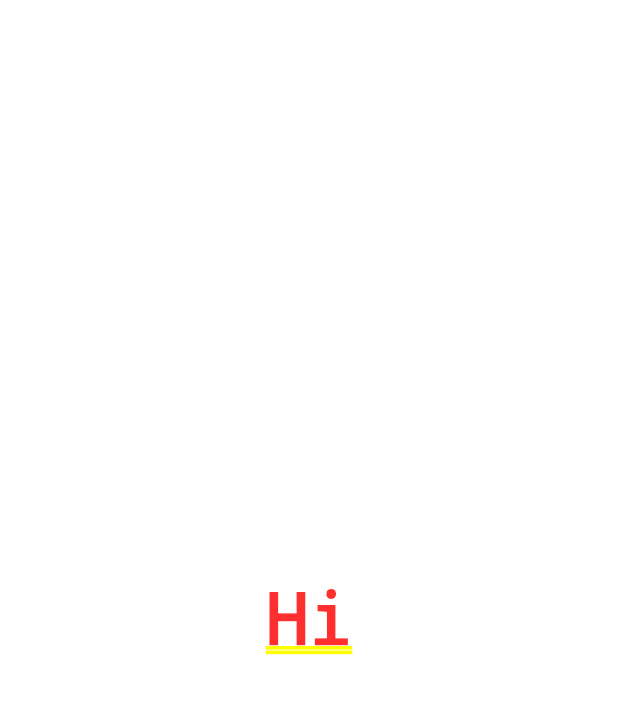
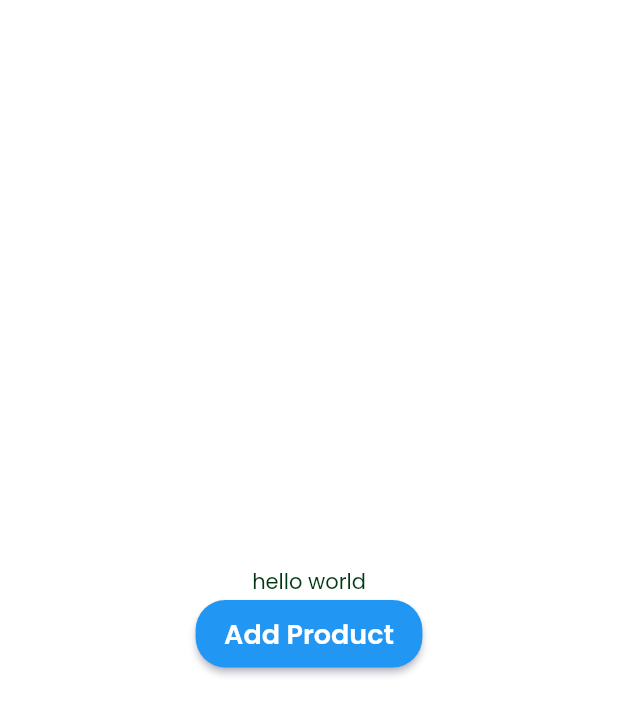
Before and after one commit to PranoySKumar/subscription-management-app, a Flutter app: the screen it shows after launch, on a phone screen of 412 x 824 dp. Shown: the top 715 px of the screen. Run offline on Flutter 3.47's test engine with Material 2 defaults, Android fonts, the phone set to English and light mode, and no system bars.

Commit message:
added add product button

```diff
--- a/lib/main.dart
+++ b/lib/main.dart
@@ -1,4 +1,5 @@
 import 'package:flutter/material.dart';
+import 'package:product_app/theme/light_theme.dart';
 
 import 'screens/home_screen.dart';
 
@@ -11,9 +12,9 @@ class MyApp extends StatelessWidget {
 
   @override
   Widget build(BuildContext context) {
-    return const MaterialApp(
-      title: 'Flutter Demo',
-      home: HomeScreen(),
+    return MaterialApp(
+      theme: lightThemeData,
+      home: const HomeScreen(),
     );
   }
 }
--- a/lib/screens/home_screen.dart
+++ b/lib/screens/home_screen.dart
@@ -1,12 +1,17 @@
 import 'package:flutter/material.dart';
+import 'package:product_app/widgets/product_list_screen/add_product_button.dart';
 
 class HomeScreen extends StatelessWidget {
   const HomeScreen({super.key});
 
   @override
   Widget build(BuildContext context) {
-    return const Center(
-      child: Text("Hi"),
+    return Scaffold(
+      body: Center(
+        child: Column(
+            mainAxisAlignment: MainAxisAlignment.center,
+            children: const [Text('hello world'), AddProductButton()]),
+      ),
     );
   }
 }
--- a/lib/theme/light_theme.dart
+++ b/lib/theme/light_theme.dart
@@ -5,10 +5,9 @@ final lightThemeData = ThemeData(
   scaffoldBackgroundColor: Colors.white,
   primaryColor: const Color(0xff003813),
   primaryColorLight: const Color(0xff3BB850),
-  textTheme: TextTheme(
-      bodyLarge: const TextStyle(fontSize: 16, color: Color(0xff003813)),
-      bodyMedium: const TextStyle(fontSize: 14, color: Color(0xff003813)),
-      bodySmall: const TextStyle(fontSize: 12, color: Color(0xff003813)),
-      headline5:
-          const TextStyle(fontSize: 16, color: Color(0xff003813), fontWeight: FontWeight.w600)),
+  textTheme: const TextTheme(
+      bodyLarge: TextStyle(fontSize: 16, color: Color(0xff003813)),
+      bodyMedium: TextStyle(fontSize: 14, color: Color(0xff003813)),
+      bodySmall: TextStyle(fontSize: 12, color: Color(0xff003813)),
+      titleMedium: TextStyle(fontSize: 16, color: Color(0xff003813), fontWeight: FontWeight.w600)),
 );
--- /dev/null
+++ b/lib/widgets/product_list_screen/add_product_button.dart
@@ -0,0 +1,25 @@
+import 'package:flutter/material.dart';
+
+class AddProductButton extends StatelessWidget {
+  const AddProductButton({super.key});
+
+  @override
+  Widget build(BuildContext context) {
+    var theme = Theme.of(context);
+    return ElevatedButton(
+      onPressed: () {},
+      style: ElevatedButton.styleFrom(
+        elevation: 2,
+        shadowColor: const Color(0xFFAAAACC),
+        padding: const EdgeInsets.symmetric(horizontal: 19, vertical: 9),
+        shape: const RoundedRectangleBorder(
+          borderRadius: BorderRadius.all(Radius.circular(20)),
+        ),
+      ),
+      child: Text(
+        "Add Product",
+        style: theme.textTheme.titleMedium?.copyWith(color: Colors.white, fontSize: 18),
+      ),
+    );
+  }
+}
```
Also changed, not shown: lib/widgets/product_list_screen/product_list_item.dart (added, +22 -0 lines).
